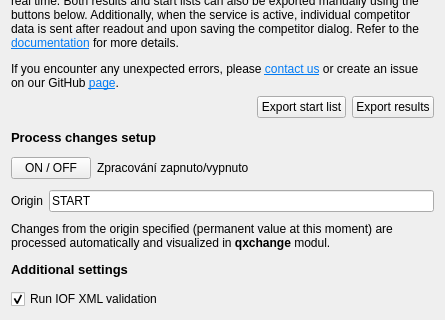
Old version of the form quickevent/app/quickevent/plugins/Event/src/services/ofeed/ofeedclientwidget.ui in the repository arnost00/quickbox; both pictures show x 0 to 445 and y 223 to 543 of the 445 by 543 pixel window.
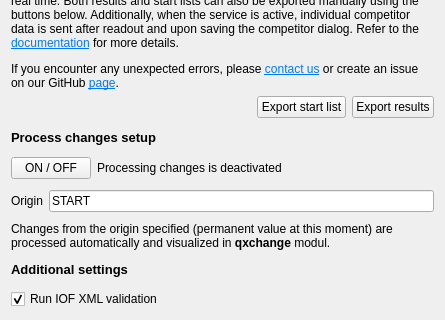
New version of the form.

```diff
--- a/quickevent/app/quickevent/plugins/Event/src/services/ofeed/ofeedclientwidget.ui
+++ b/quickevent/app/quickevent/plugins/Event/src/services/ofeed/ofeedclientwidget.ui
@@ -240,7 +240,7 @@
        <item row="0" column="1">
         <widget class="QLabel" name="processChangesOnOffLabel">
          <property name="text">
-          <string>Zpracování zapnuto/vypnuto</string>
+          <string>Processing changes is deactivated</string>
          </property>
         </widget>
        </item>
```
